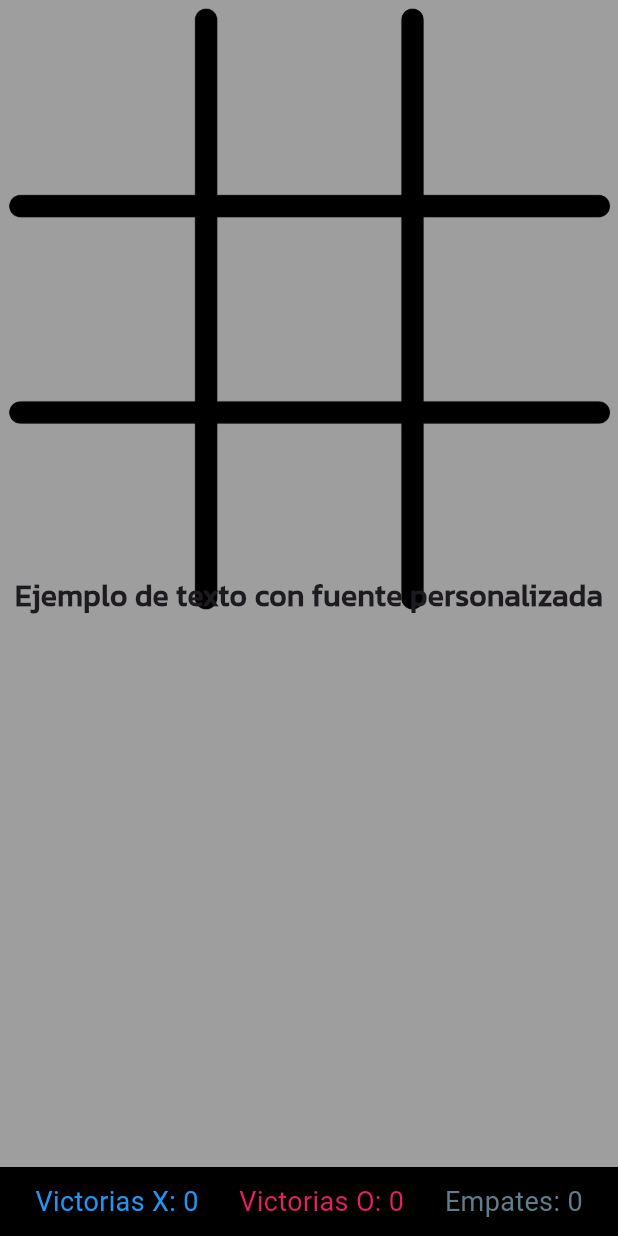
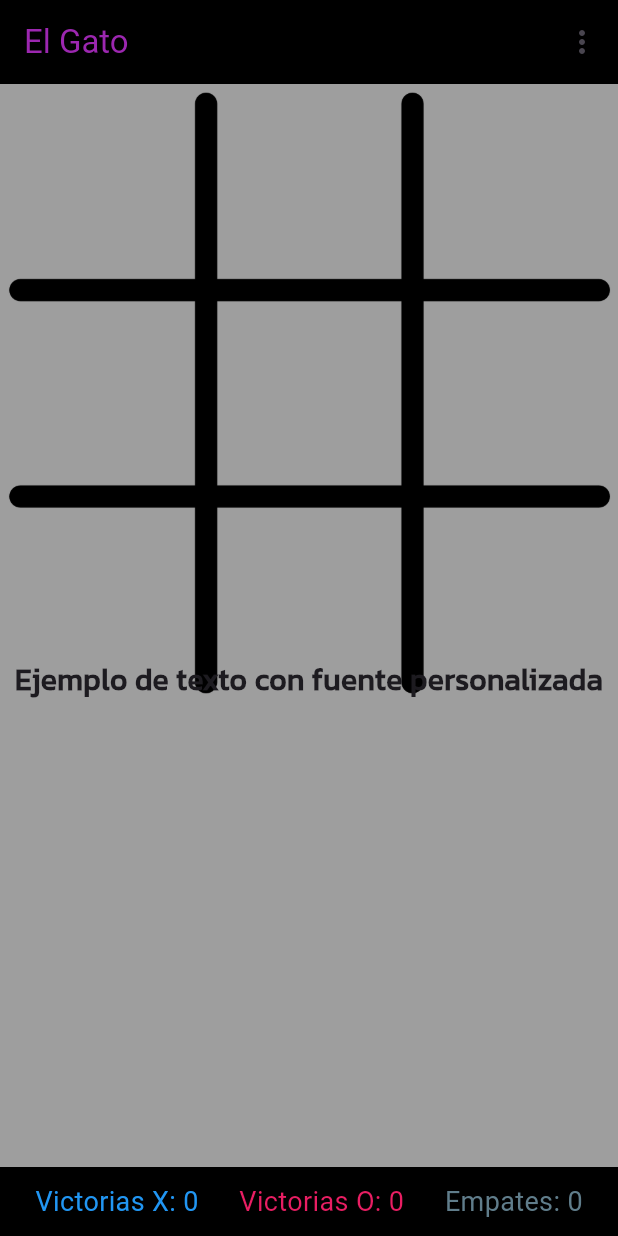
Before and after one commit to slaughtbear/R.A-Flutter-Gato, a Flutter app: the screen it shows after launch, on a phone screen of 412 x 824 dp. Run offline on Flutter 3.47's test engine with Material 3 defaults, Android fonts, the light colour scheme and no system bars.

Commit message:
Add: AppBar

```diff
--- a/lib/pantallas/controles.dart
+++ b/lib/pantallas/controles.dart
@@ -1,6 +1,5 @@
 import 'package:flutter/material.dart';
-import 'package:flutter/cupertino.dart';
-import 'package:flutter/widgets.dart';
+import 'package:flutter/services.dart';
 import 'package:gto/config/config.dart';
 import 'package:gto/widget/celda.dart';
 
@@ -8,10 +7,10 @@ class Controles extends StatefulWidget {
   const Controles({super.key});
 
   @override
-  State<Controles> createState() => _ControlesState();
+  State<Controles> createState() => ControlesState();
 }
 
-class _ControlesState extends State<Controles> {
+class ControlesState extends State<Controles> {
   estados inicial = estados.cruz;
   int contador = 0;
 
@@ -35,17 +34,20 @@ class _ControlesState extends State<Controles> {
                   inicial: tablero[0],
                   alto: ancho / 3,
                   ancho: ancho / 3,
-                    press: () => pressi(0)),
+                  press: () => pressi(0, context),
+                ),
                 Celda(
                   inicial: tablero[1],
                   alto: ancho / 3,
                   ancho: ancho / 3,
-                    press: () => pressi(1)),
+                  press: () => pressi(1, context),
+                ),
                 Celda(
                   inicial: tablero[2],
                   alto: ancho / 3,
                   ancho: ancho / 3,
-                    press: () => pressi(2))
+                  press: () => pressi(2, context),
+                ),
               ],
             ),
           ),
@@ -56,17 +58,20 @@ class _ControlesState extends State<Controles> {
                   inicial: tablero[3],
                   alto: ancho / 3,
                   ancho: ancho / 3,
-                    press: () => pressi(3)),
+                  press: () => pressi(3, context),
+                ),
                 Celda(
                   inicial: tablero[4],
                   alto: ancho / 3,
                   ancho: ancho / 3,
-                    press: () => pressi(4)),
+                  press: () => pressi(4, context),
+                ),
                 Celda(
                   inicial: tablero[5],
                   alto: ancho / 3,
                   ancho: ancho / 3,
-                    press: () => pressi(5))
+                  press: () => pressi(5, context),
+                ),
               ],
             ),
           ),
@@ -77,25 +82,27 @@ class _ControlesState extends State<Controles> {
                   inicial: tablero[6],
                   alto: ancho / 3,
                   ancho: ancho / 3,
-                    press: () => pressi(6)),
+                  press: () => pressi(6, context),
+                ),
                 Celda(
                   inicial: tablero[7],
                   alto: ancho / 3,
                   ancho: ancho / 3,
-                    press: () => pressi(7)),
+                  press: () => pressi(7, context),
+                ),
                 Celda(
                   inicial: tablero[8],
                   alto: ancho / 3,
                   ancho: ancho / 3,
-                    press: () => pressi(8))
+                  press: () => pressi(8, context),
+                ),
               ],
             ),
           ),
           const Text(
             'Ejemplo de texto con fuente personalizada',
             style: TextStyle(
-              fontFamily:
-              'Kanit', // Nombre de la fuente definido en pubspec.yaml
+              fontFamily: 'Kanit',
               fontSize: 20.0,
               fontWeight: FontWeight.bold,
             ),
@@ -105,7 +112,7 @@ class _ControlesState extends State<Controles> {
     );
   }
 
-  void pressi(int index) {
+  void pressi(int index, BuildContext context) {
     debugPrint("Presionado");
     if (tablero[index] == estados.vacio) {
       setState(() {
@@ -114,7 +121,6 @@ class _ControlesState extends State<Controles> {
         contador++;
       });
 
-      // Verificar si alguien ganó
       bool hayGanador = false;
       for (int i = 0; i < tablero.length; i += 3) {
         if (Iguales(i, i + 1, i + 2)) {
@@ -132,18 +138,13 @@ class _ControlesState extends State<Controles> {
         hayGanador = true;
       }
 
-      // Si hay un ganador, mostrar el mensaje y reiniciar
       if (hayGanador) {
         mostrarMensaje(context, "¡Ganador!", "¡${inicial == estados.cruz ? 'O' : 'X'} ha ganado!");
       } else if (contador == 9) {
-        // Si no hay ganador y contador llega a 9, es empate
         mostrarMensaje(context, "Empate", "¡El juego ha terminado en empate!");
       }
     }
   }
-
-
-
 
   bool Iguales(int a, int b, int c) {
     if (tablero[a] != estados.vacio) {
@@ -158,7 +159,7 @@ class _ControlesState extends State<Controles> {
   void mostrarMensaje(BuildContext context, String titulo, String mensaje) {
     showDialog(
       context: context,
-      barrierDismissible: false, // Evita cerrar el dialogo al tocar fuera de él
+      barrierDismissible: false,
       builder: (BuildContext context) {
         return AlertDialog(
           title: Text(titulo),
@@ -168,14 +169,14 @@ class _ControlesState extends State<Controles> {
               child: const Text("Continuar"),
               onPressed: () {
                 reiniciarJuego();
-                Navigator.of(context).pop(); // Cierra el dialogo
+                Navigator.of(context).pop();
               },
             ),
             TextButton(
               child: const Text("Salir"),
               onPressed: () {
-                Navigator.of(context).pop(); // Cierra el dialogo
-                Navigator.of(context).pop(); // Cierra la aplicación
+                Navigator.of(context).pop();
+                salirDeLaAplicacion();
               },
             ),
           ],
@@ -183,7 +184,6 @@ class _ControlesState extends State<Controles> {
       },
     );
   }
-
 
   void reiniciarJuego() {
     setState(() {
@@ -194,3 +194,7 @@ class _ControlesState extends State<Controles> {
     });
   }
 }
+
+void salirDeLaAplicacion() {
+  SystemNavigator.pop();
+}
--- a/lib/pantallas/home.dart
+++ b/lib/pantallas/home.dart
@@ -1,6 +1,5 @@
 import 'package:flutter/material.dart';
-import 'package:flutter/cupertino.dart';
-
+import 'package:gto/config/config.dart';
 import 'controles.dart';
 
 class Home extends StatefulWidget {
@@ -11,23 +10,60 @@ class Home extends StatefulWidget {
 }
 
 class _HomeState extends State<Home> {
+  final GlobalKey<ControlesState> _controlesKey = GlobalKey<ControlesState>();
+
   @override
   Widget build(BuildContext context) {
     return Scaffold(
+      appBar: AppBar(
+        title: Text(
+          "El Gato",
+          style: TextStyle(
+            color: Colors.purple, // Cambia el color del texto del título
+          ),
+        ),
+        backgroundColor: Colors.black, // Cambia el color de fondo de la AppBar
+        actions: [
+          PopupMenuButton<String>(
+            color: Colors.black, // Cambia el color de fondo del PopupMenuButton
+            onSelected: (value) {
+              if (value == "restart") {
+                _controlesKey.currentState?.reiniciarJuego();
+              } else if (value == "exit") {
+                Navigator.pop(context);
+              }
+            },
+            itemBuilder: (BuildContext context) => <PopupMenuEntry<String>>[
+              const PopupMenuItem<String>(
+                value: "restart",
+                child: Text(
+                  "Reiniciar",
+                  style: TextStyle(color: Colors.purple), // Cambia el color del texto del MenuItem "Reiniciar"
+                ),
+              ),
+              const PopupMenuItem<String>(
+                value: "exit",
+                child: Text(
+                  "Salir",
+                  style: TextStyle(color: Colors.purple), // Cambia el color del texto del MenuItem "Salir"
+                ),
+              ),
+            ],
+          )
+        ],
+      ),
       backgroundColor: Colors.grey,
       body: Column(
         crossAxisAlignment: CrossAxisAlignment.stretch,
         children: [
-          // Contenido principal
           Expanded(
             child: Stack(
               children: [
                 Image.asset("imagenes/board.png"),
-                Controles(),
+                Controles(key: _controlesKey),
               ],
             ),
           ),
-          // Widget de contadores
           Container(
             padding: EdgeInsets.all(10.0),
             color: Colors.black,
```
Lines whose indentation alone changed are shown as unchanged.
